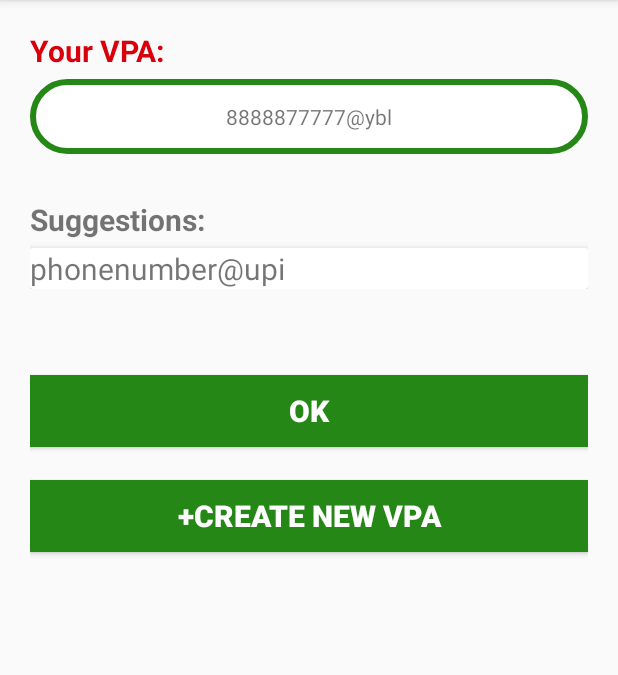
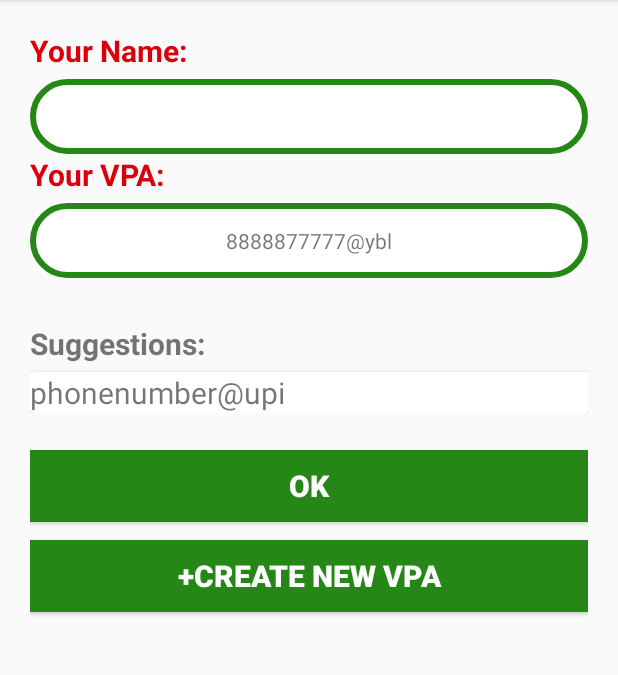
Before and after one commit to AshishAgarwal2101/DCB-App, an Android app: the CreateVpaActivity screen opened directly, with no data from a screen before it, on a phone screen of 412 x 824 dp, the part 84-759 px from its top. Run offline under Robolectric (Android 15) with nearby library versions, the light colour scheme and no system bars.

Commit message:
Fixed the commit problems

```diff
--- a/app/src/main/java/com/cashless/easycash/CreateVpaActivity.java
+++ b/app/src/main/java/com/cashless/easycash/CreateVpaActivity.java
@@ -7,14 +7,17 @@
 import android.os.Bundle;
 import android.view.View;
 import android.widget.Button;
+import android.widget.EditText;
 import android.widget.TextView;
+import android.widget.Toast;
 
 public class CreateVpaActivity extends AppCompatActivity {
     private TextView tVpa;
     static int i=0,k=0,t=0;
     String phn="8888877777",bankName="DCB",vpa="534534@ybl",accno="31241441414",name="Ronit",id,branch="Jayanagar",ifsc="ubi00000127",vpaPin="1234",appPin="2345";
-Intent i1,i2;
+    Intent i1,i2;
     Button b1,b2;
+    EditText username_edittext;
     @Override
     protected void onCreate(Bundle savedInstanceState) {
         super.onCreate(savedInstanceState);
@@ -23,6 +26,7 @@
         i2=new Intent(this,ChoosePhoneActivity.class);
         b1=(Button)findViewById(R.id.button2);
         b2=(Button)findViewById(R.id.newVPA);
+        username_edittext = (EditText)findViewById(R.id.username_edittext);
         tVpa = (TextView) findViewById(R.id.vpa_field);
         SharedPreferences sharedPreferences = getSharedPreferences("MyData", Context.MODE_PRIVATE);
         phn = sharedPreferences.getString("phone"+t, phn);
@@ -30,10 +34,19 @@
         tVpa.setText(p+"@ybl");
         phn=p;
         vpa=p+"@ybl";
+
         b1.setOnClickListener(new View.OnClickListener() {
             @Override
             public void onClick(View v) {
-                startActivity(i1);
+                String name1 = username_edittext.getText().toString();
+                if(name1 == ""){
+                    Toast.makeText(CreateVpaActivity.this, "Please enter your Name", Toast.LENGTH_SHORT).show();
+                }
+                else {
+                    name = name1;
+                    save();
+                    startActivity(i1);
+                }
             }
         });
         b2.setOnClickListener(new View.OnClickListener() {
@@ -56,7 +69,7 @@
         editor.putString("ifsc" + i, ifsc);
         editor.putString("vpapin" + i, vpaPin);
         editor.putString("apppin" + i, appPin);
-        ++i;
+        //++i;
         editor.commit();
     }
     public void load() {
@@ -70,6 +83,6 @@
         ifsc = sharedPreferences.getString("ifsc"+k, ifsc);
         vpaPin = sharedPreferences.getString("vpapin"+k,vpaPin);
         appPin = sharedPreferences.getString("apppin"+k,appPin);
-        ++k;
+        //++k;
     }
 }
--- a/app/src/main/res/layout/activity_create_vpa.xml
+++ b/app/src/main/res/layout/activity_create_vpa.xml
@@ -10,8 +10,23 @@
     <LinearLayout
         android:layout_width="match_parent"
         android:layout_height="wrap_content"
-        android:orientation="vertical"
-        >
+        android:orientation="vertical">
+        <TextView
+            android:layout_width="match_parent"
+            android:layout_height="wrap_content"
+            android:text="Your Name:"
+            android:textSize="20dp"
+            android:textStyle="bold"
+            android:textColor="@color/colorRed"
+            />
+        <EditText
+            android:layout_width="match_parent"
+            android:layout_height="50dp"
+            android:background="@drawable/round_border"
+            android:layout_marginTop="5dp"
+            android:id="@+id/username_edittext"
+            android:gravity="center"
+            />
         <TextView
             android:layout_width="match_parent"
             android:layout_height="wrap_content"
@@ -56,7 +71,7 @@
         android:id="@+id/button2"
         android:layout_width="match_parent"
         android:layout_height="wrap_content"
-        android:layout_marginTop="230dp"
+        android:layout_marginTop="280dp"
         android:background="@color/colorAccent"
         android:textColor="@color/colorWhite"
         android:text="OK"
@@ -69,7 +84,7 @@
         android:id="@+id/newVPA"
         android:background="@color/colorAccent"
         android:textColor="@color/colorWhite"
-        android:layout_marginTop="300dp"
+        android:layout_marginTop="340dp"
         android:textSize="20dp"
         android:textStyle="bold"
         android:text="+Create New VPA"/>
```
Also changed, not shown: app/src/main/java/com/cashless/easycash/ReceiveActivity.java (+17 -14 lines).
